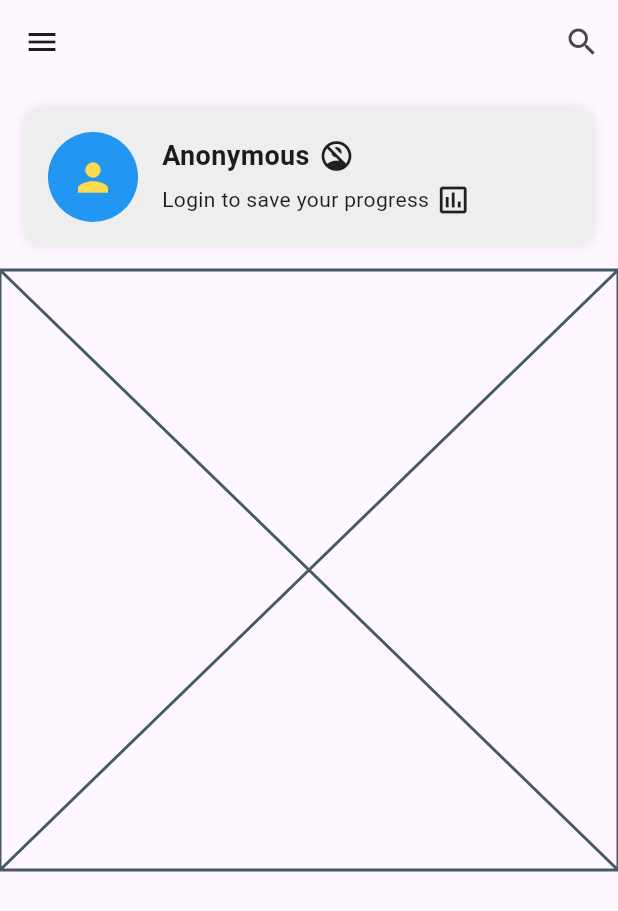
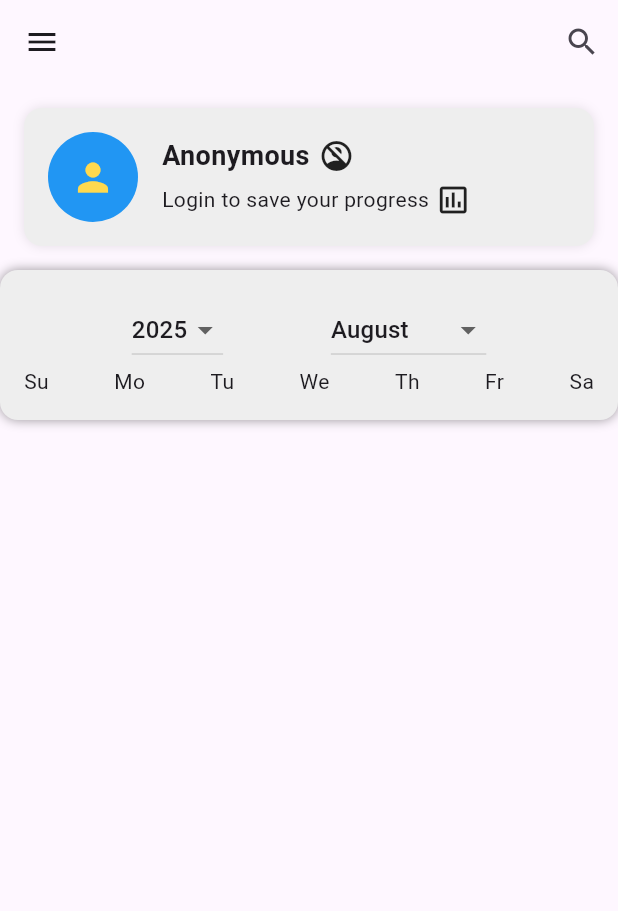
Before and after one commit to AnantKumarSingh26/SQuiz, a Flutter app: the HomeScreen screen opened directly, on a phone screen of 412 x 824 dp. Shown: the top 911 px of the screen. Run offline on Flutter 3.47's test engine with Material 3 defaults, Android fonts, the phone set to English and light mode, and no system bars; our stand-ins replace firebase_core; accounts and stored records are empty; generated files the repository leaves out were written again.

Commit message:
month year fixed

```diff
--- a/lib/screens/home.dart
+++ b/lib/screens/home.dart
@@ -1,16 +1,11 @@
 import 'package:flutter/material.dart';
+import 'package:intl/intl.dart';
 
 class HomeScreen extends StatelessWidget {
   const HomeScreen({super.key});
 
   @override
   Widget build(BuildContext context) {
-    final List<bool> progress = [
-      true, false, true, true, false, false, true, // Week 1
-      false, true, false, true, true, false, false, // Week 2
-      true, true, false, false, true, true, true, // Week 3
-      false, false, true, false, true, false, true, // Week 4
-    ];
     return Scaffold(
       appBar: AppBar(
         leading: IconButton(onPressed: () {}, icon: const Icon(Icons.menu)),
@@ -103,6 +98,64 @@ class _activityState extends State<activity> {
   final List <int> completedDays=[1,2,4,21,12,23,30,8,15];
   @override
   Widget build(BuildContext context) {
-    return const Placeholder();
+    return Container(
+      padding: const EdgeInsets.all(16),
+      decoration: BoxDecoration(
+        color: Colors.grey[200],
+        borderRadius: BorderRadius.circular(12),
+        boxShadow:[
+          BoxShadow(color: Colors.black.withOpacity(0.4),blurRadius: 6)
+        ]
+      ),
+      child: Column(
+        crossAxisAlignment: CrossAxisAlignment.start,
+        children: [
+          Row(
+            mainAxisAlignment: MainAxisAlignment.spaceEvenly,
+            children: [
+              DropdownButton<int>(
+                value: selectedYear ,
+                items: [2023,2024,2025,2026]
+                .map((year)=>DropdownMenuItem(
+                  value: year,
+                  child: Text(year.toString())
+                  )).toList(),
+                  onChanged: (value){
+                      setState(() {
+                        selectedYear=value!;
+                      }
+                    );
+                  }
+                ),
+                DropdownButton<int>(value:seletecMonth,
+                items: List.generate(12, (index)=>index + 1)
+                .map((month)=>DropdownMenuItem(
+                  value:month,
+                  child: Text(DateFormat.MMMM().format(DateTime(0,month))),
+                  )).toList(), onChanged:(value){
+                    setState(() {
+                      seletecMonth=value!;
+                    });
+                  } )
+            ],
+          ),
+            Row(
+            mainAxisAlignment: MainAxisAlignment.spaceBetween,
+            children: const [
+              Text("Su"),
+              Text("Mo"),
+              Text("Tu"),
+              Text("We"),
+              Text("Th"),
+              Text("Fr"),
+              Text("Sa"),
+            ],
+          ),
+
+
+
+        ],
+      ),
+    );
   }
 }
```
